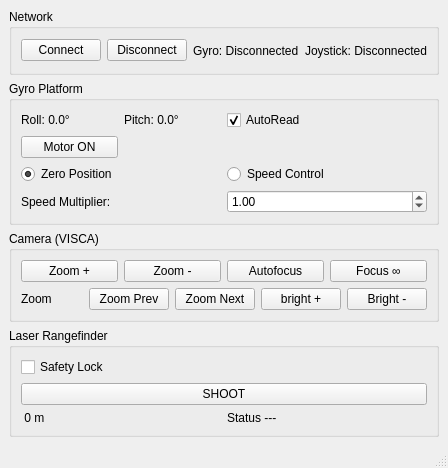
Above: mainwindow.ui from Shimanovich/gsp_control before the change. Below: the same form after it.
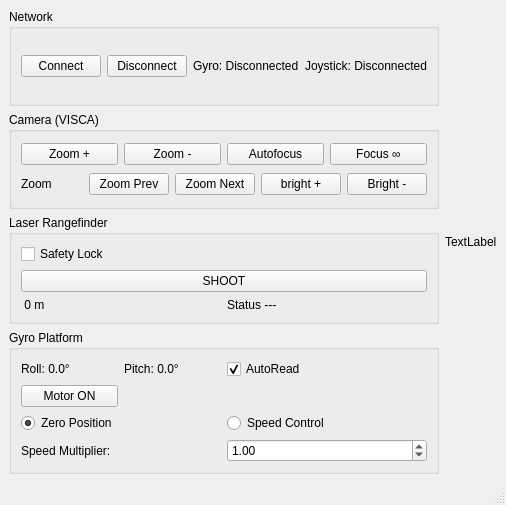
That is the form after the change.

Commit message: ready to video

What changed in the file:
```diff
--- a/mainwindow.ui
+++ b/mainwindow.ui
@@ -6,8 +6,8 @@
    <rect>
     <x>0</x>
     <y>0</y>
-    <width>316</width>
-    <height>468</height>
+    <width>433</width>
+    <height>505</height>
    </rect>
   </property>
   <property name="windowTitle">
@@ -16,6 +16,10 @@
   <widget class="QWidget" name="centralwidget">
    <layout class="QVBoxLayout" name="verticalLayout">
     <item>
+     <layout class="QHBoxLayout" name="horizontalLayout_7">
+      <item>
+       <layout class="QVBoxLayout" name="verticalLayout_4">
+        <item>
      <widget class="QGroupBox" name="groupNetwork">
       <property name="enabled">
        <bool>true</bool>
@@ -55,97 +59,6 @@
       </layout>
      </widget>
     </item>
-    <item>
-     <widget class="QGroupBox" name="groupGyro">
-      <property name="title">
-       <string>Gyro Platform</string>
-      </property>
-      <layout class="QGridLayout" name="gridLayout">
-       <item row="3" column="0" colspan="4">
-        <layout class="QHBoxLayout" name="horizontalLayoutMultiplier">
-         <item>
-          <widget class="QLabel" name="labelMultiplier">
-           <property name="text">
-            <string>Speed Multiplier:</string>
-           </property>
-          </widget>
-         </item>
-         <item>
-          <widget class="QDoubleSpinBox" name="spinSpeedMultiplier">
-           <property name="minimum">
-            <double>0.100000000000000</double>
-           </property>
-           <property name="maximum">
-            <double>10.000000000000000</double>
-           </property>
-           <property name="singleStep">
-            <double>0.100000000000000</double>
-           </property>
-           <property name="value">
-            <double>1.000000000000000</double>
-           </property>
-          </widget>
-         </item>
-        </layout>
-       </item>
-       <item row="0" column="0">
-        <widget class="QLabel" name="labelRoll">
-         <property name="text">
-          <string>Roll: 0.0°</string>
-         </property>
-        </widget>
-       </item>
-       <item row="2" column="0" colspan="4">
-        <layout class="QHBoxLayout" name="horizontalLayoutMode">
-         <item>
-          <widget class="QRadioButton" name="radioZeroMode">
-           <property name="text">
-            <string>Zero Position</string>
-           </property>
-           <property name="checked">
-            <bool>true</bool>
-           </property>
-          </widget>
-         </item>
-         <item>
-          <widget class="QRadioButton" name="radioSpeedMode">
-           <property name="text">
-            <string>Speed Control</string>
-           </property>
-          </widget>
-         </item>
-        </layout>
-       </item>
-       <item row="0" column="2">
-        <widget class="QCheckBox" name="cBoxAutoSimpleIntr">
-         <property name="enabled">
-          <bool>true</bool>
-         </property>
-         <property name="text">
-          <string>AutoRead</string>
-         </property>
-         <property name="checked">
-          <bool>true</bool>
-         </property>
-        </widget>
-       </item>
-       <item row="0" column="1">
-        <widget class="QLabel" name="labelPitch">
-         <property name="text">
-          <string>Pitch: 0.0°</string>
-         </property>
-        </widget>
-       </item>
-       <item row="1" column="0">
-        <widget class="QPushButton" name="btMotor_on">
-         <property name="text">
-          <string>Motor ON</string>
-         </property>
-        </widget>
-       </item>
-      </layout>
-     </widget>
-    </item>
     <item>
      <widget class="QGroupBox" name="groupCamera">
       <property name="title">
@@ -277,6 +190,108 @@
        </item>
       </layout>
      </widget>
+        </item>
+        <item>
+         <widget class="QGroupBox" name="groupGyro">
+          <property name="title">
+           <string>Gyro Platform</string>
+          </property>
+          <layout class="QGridLayout" name="gridLayout">
+           <item row="3" column="0" colspan="4">
+            <layout class="QHBoxLayout" name="horizontalLayoutMultiplier">
+             <item>
+              <widget class="QLabel" name="labelMultiplier">
+               <property name="text">
+                <string>Speed Multiplier:</string>
+               </property>
+              </widget>
+             </item>
+             <item>
+              <widget class="QDoubleSpinBox" name="spinSpeedMultiplier">
+               <property name="minimum">
+                <double>0.100000000000000</double>
+               </property>
+               <property name="maximum">
+                <double>10.000000000000000</double>
+               </property>
+               <property name="singleStep">
+                <double>0.100000000000000</double>
+               </property>
+               <property name="value">
+                <double>1.000000000000000</double>
+               </property>
+              </widget>
+             </item>
+            </layout>
+           </item>
+           <item row="0" column="0">
+            <widget class="QLabel" name="labelRoll">
+             <property name="text">
+              <string>Roll: 0.0°</string>
+             </property>
+            </widget>
+           </item>
+           <item row="2" column="0" colspan="4">
+            <layout class="QHBoxLayout" name="horizontalLayoutMode">
+             <item>
+              <widget class="QRadioButton" name="radioZeroMode">
+               <property name="text">
+                <string>Zero Position</string>
+               </property>
+               <property name="checked">
+                <bool>true</bool>
+               </property>
+              </widget>
+             </item>
+             <item>
+              <widget class="QRadioButton" name="radioSpeedMode">
+               <property name="text">
+                <string>Speed Control</string>
+               </property>
+              </widget>
+             </item>
+            </layout>
+           </item>
+           <item row="0" column="2">
+            <widget class="QCheckBox" name="cBoxAutoSimpleIntr">
+             <property name="enabled">
+              <bool>true</bool>
+             </property>
+             <property name="text">
+              <string>AutoRead</string>
+             </property>
+             <property name="checked">
+              <bool>true</bool>
+             </property>
+            </widget>
+           </item>
+           <item row="0" column="1">
+            <widget class="QLabel" name="labelPitch">
+             <property name="text">
+              <string>Pitch: 0.0°</string>
+             </property>
+            </widget>
+           </item>
+           <item row="1" column="0">
+            <widget class="QPushButton" name="btMotor_on">
+             <property name="text">
+              <string>Motor ON</string>
+             </property>
+            </widget>
+           </item>
+          </layout>
+         </widget>
+        </item>
+       </layout>
+      </item>
+      <item>
+       <widget class="QLabel" name="label">
+        <property name="text">
+         <string>TextLabel</string>
+        </property>
+       </widget>
+      </item>
+     </layout>
     </item>
    </layout>
   </widget>
```
Lines whose indentation alone changed are shown as unchanged. The commit also changes 1 other file.
